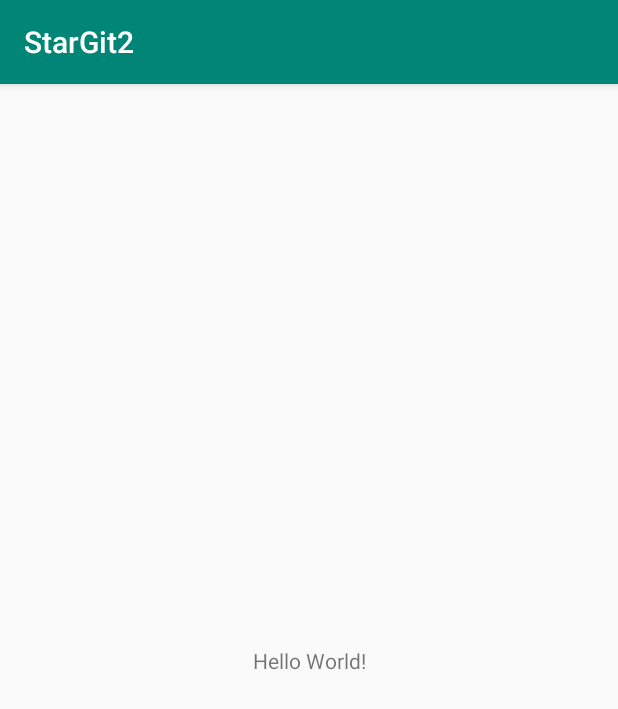
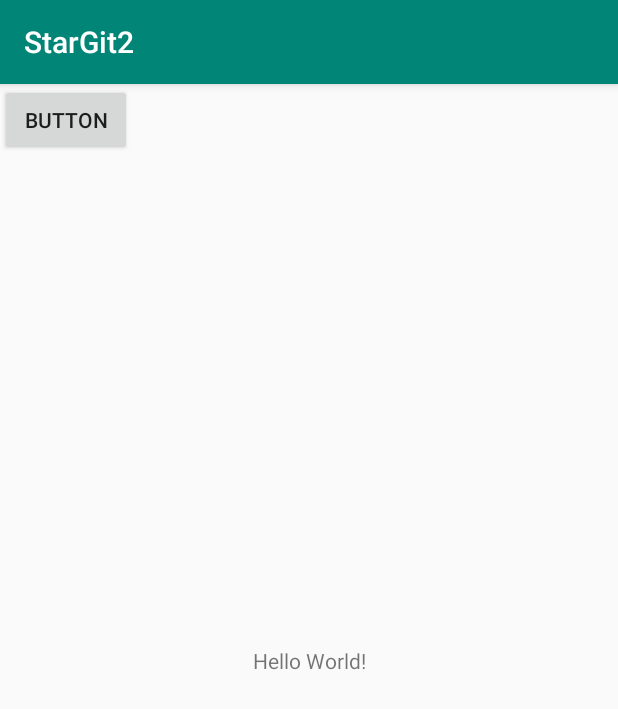
Before and after one commit to wasko3422/StarGit2, an Android app: the screen it shows after launch (MainActivity), on a phone screen of 412 x 824 dp. Shown: the top 709 px of the screen. Run offline under Robolectric (Android 15) with nearby library versions, the phone set to English and light mode, and no system bars.

Commit message:
Added button

```diff
--- a/app/src/main/res/layout/activity_main.xml
+++ b/app/src/main/res/layout/activity_main.xml
@@ -15,4 +15,12 @@
         app:layout_constraintRight_toRightOf="parent"
         app:layout_constraintTop_toTopOf="parent" />
 
+    <Button
+        android:id="@+id/button"
+        android:layout_width="wrap_content"
+        android:layout_height="wrap_content"
+        android:text="Button"
+        tools:layout_editor_absoluteX="78dp"
+        tools:layout_editor_absoluteY="133dp" />
+
 </android.support.constraint.ConstraintLayout>
```
